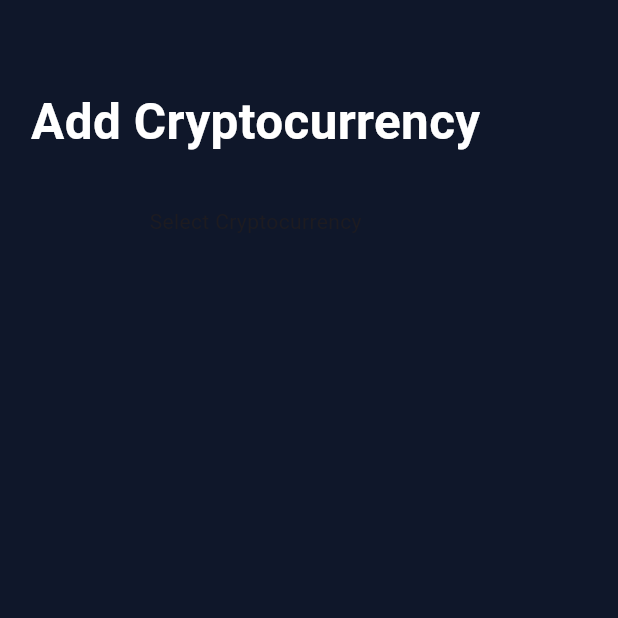
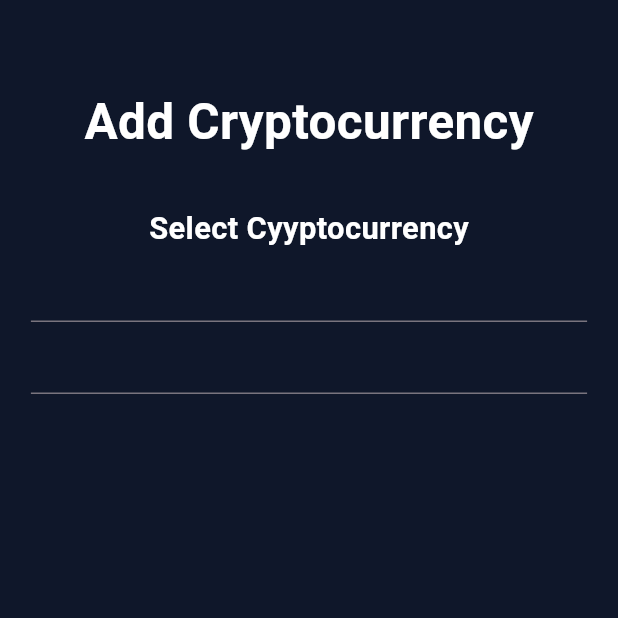
Before and after one commit to ashir227/NexoTrack, a Flutter app: the Addcoin screen opened directly, on a phone screen of 412 x 824 dp, the top half of it. Run offline on Flutter 3.47's test engine with Material 3 defaults, Android fonts, the phone set to English and light mode, and no system bars; our stand-ins replace connectivity_plus, hive_flutter; accounts and stored records are empty.

```diff
--- a/nexotrack/lib/Core/widgets/text.dart
+++ b/nexotrack/lib/Core/widgets/text.dart
@@ -4,8 +4,9 @@
 Widget reusetext({
   required BuildContext context,
   required Color clr,
-  required Size,
+  required double Size,
   required String txt,
+  required FontWeight,
 }) {
   double h = MediaQuery.of(context).size.height;
   double w = MediaQuery.of(context).size.width;
@@ -13,10 +14,6 @@
   return Text(
     txt,
 
-    style: TextStyle(
-      color: SecColor().textwhclr,
-      fontSize: w * 0.08,
-      fontWeight: FontWeight.w700,
-    ),
+    style: TextStyle(color: clr, fontSize: Size, fontWeight: FontWeight),
   );
 }
--- a/nexotrack/lib/Screnes/AddCoin.dart
+++ b/nexotrack/lib/Screnes/AddCoin.dart
@@ -1,5 +1,6 @@
 import 'package:flutter/material.dart';
 import 'package:nexotrack/Core/theme/color.dart';
+import 'package:nexotrack/Core/widgets/text.dart';
 
 class Addcoin extends StatelessWidget {
   const Addcoin({super.key});
@@ -16,17 +17,30 @@
           mainAxisAlignment: MainAxisAlignment.start,
           children: [
             SizedBox(height: h * 0.07),
-            Text(
-              "Add Cryptocurrency",
+            reusetext(
+              context: context,
+              clr: SecColor.textwhclr,
+              Size: w * 0.08,
+              txt: "Add Cryptocurrency",
+              FontWeight: FontWeight.w700,
+            ),
+            SizedBox(height: h * 0.04),
 
-              style: TextStyle(
-                color: SecColor.textwhclr,
-                fontSize: w * 0.08,
-                fontWeight: FontWeight.w700,
+            Form(
+              child: Column(
+                children: [
+                  reusetext(
+                    context: context,
+                    clr: SecColor.textwhclr,
+                    Size: w * 0.05,
+                    txt: "Select Cyyptocurrency",
+                    FontWeight: FontWeight.w700,
+                  ),
+                  TextField(),
+                  TextField(),
+                ],
               ),
             ),
-            SizedBox(height: h * 0.04),
-            Text("Select Cryptocurrency"),
           ],
         ),
       ),
```
Also changed, not shown: nexotrack/lib/Core/widgets/drop_down.dart (added, +26 -0 lines).
